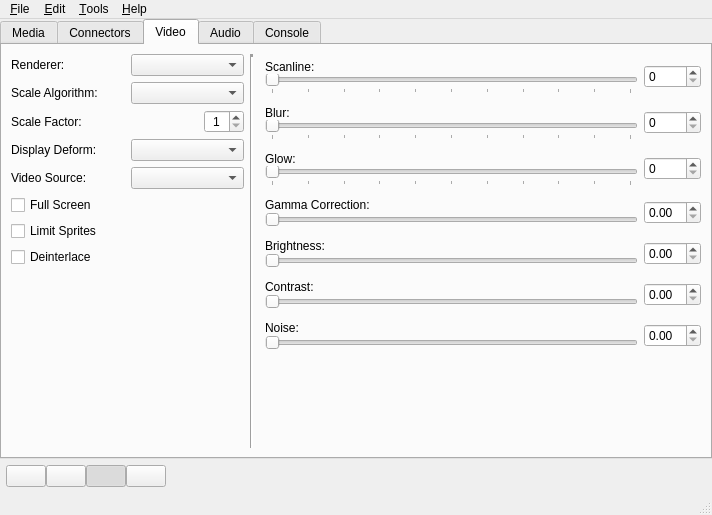
This is main.ui in openMSX/catapult as Qt 5 draws it before an edit. The edited form follows.
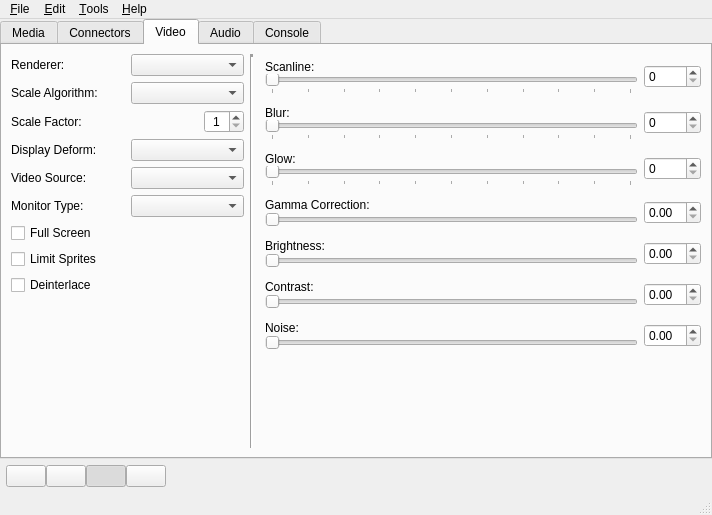
This is the edited form. The open tabs and pages were chosen to show the change. Icons and pictures are not drawn.

Commit message: Added monitor_type setting

Patch:
```diff
--- a/main.ui
+++ b/main.ui
@@ -2126,7 +2126,7 @@
           </item>
          </layout>
         </item>
-        <item rowspan="9" row="0" column="1" >
+        <item rowspan="10" row="0" column="1" >
          <widget class="Line" name="line" >
           <property name="frameShadow" >
            <enum>QFrame::Sunken</enum>
@@ -2139,7 +2139,7 @@
           </property>
          </widget>
         </item>
-        <item rowspan="9" row="0" column="2" >
+        <item rowspan="10" row="0" column="2" >
          <layout class="QGridLayout" >
           <property name="leftMargin" >
            <number>0</number>
@@ -2580,29 +2580,42 @@
         <item row="5" column="0" >
          <layout class="QHBoxLayout" >
           <item>
-           <widget class="QCheckBox" name="fullscreen" >
+           <widget class="QLabel" name="label_7" >
             <property name="text" >
-             <string>Full Screen</string>
+             <string>Monitor Type:</string>
+            </property>
+            <property name="alignment" >
+             <set>Qt::AlignLeading|Qt::AlignLeft|Qt::AlignVCenter</set>
             </property>
            </widget>
           </item>
+          <item>
+           <widget class="QComboBox" name="monitorTypeComboBox" />
+          </item>
          </layout>
         </item>
         <item row="6" column="0" >
+         <widget class="QCheckBox" name="fullscreen" >
+          <property name="text" >
+           <string>Full Screen</string>
+          </property>
+         </widget>
+        </item>
+        <item row="7" column="0" >
          <widget class="QCheckBox" name="limitsprites" >
           <property name="text" >
            <string>Limit Sprites</string>
           </property>
          </widget>
         </item>
-        <item row="7" column="0" >
+        <item row="8" column="0" >
          <widget class="QCheckBox" name="deinterlace" >
           <property name="text" >
            <string>Deinterlace</string>
           </property>
          </widget>
         </item>
-        <item row="8" column="0" >
+        <item row="9" column="0" >
          <spacer>
           <property name="orientation" >
            <enum>Qt::Vertical</enum>
@@ -2610,7 +2623,7 @@
           <property name="sizeHint" >
            <size>
             <width>233</width>
-            <height>21</height>
+            <height>26</height>
            </size>
           </property>
          </spacer>
```
The commit also changes 2 other files.
